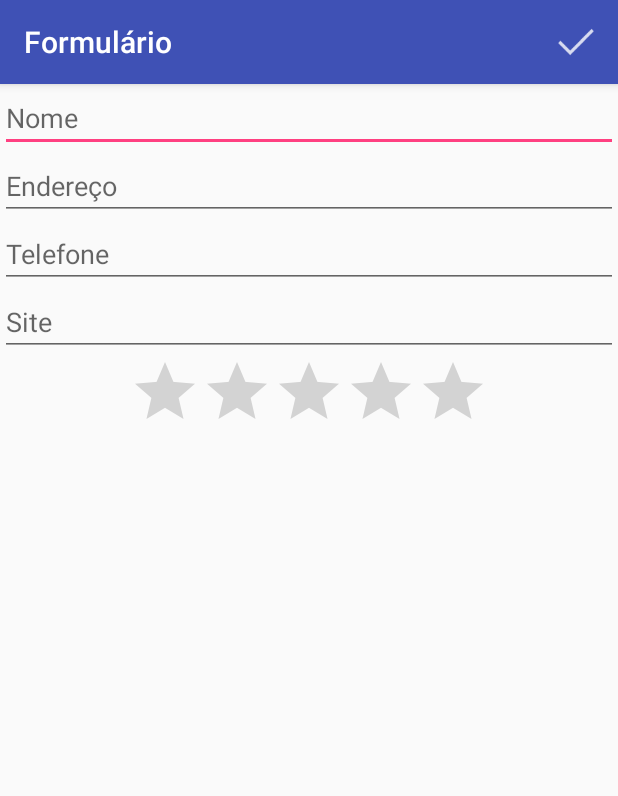
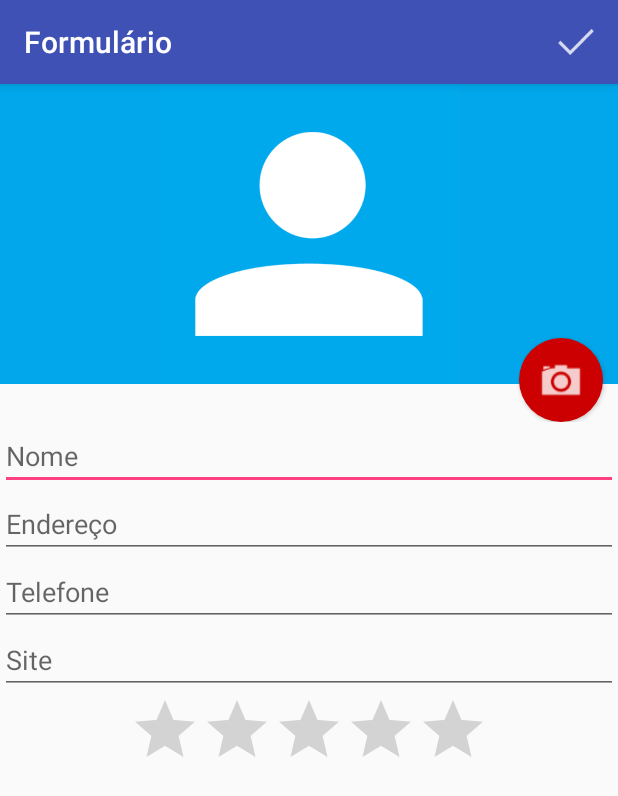
Before and after one commit to DaanMoura/project-agenda, an Android app: the FormularioActivity screen opened directly, with no data from a screen before it, on a phone screen of 412 x 824 dp. Shown: the top 796 px of the screen. Run offline under Robolectric (Android 15) with nearby library versions, the phone set to English and light mode, and no system bars.

Commit message:
new options on context menu and camera button on form activity

```diff
--- a/app/src/main/AndroidManifest.xml
+++ b/app/src/main/AndroidManifest.xml
@@ -1,6 +1,8 @@
 <?xml version="1.0" encoding="utf-8"?>
 <manifest xmlns:android="http://schemas.android.com/apk/res/android"
     package="com.alura.daniel.agenda">
+
+    <uses-permission android:name="android.permission.CALL_PHONE"/>
 
     <application
         android:allowBackup="true"
--- /dev/null
+++ b/app/src/main/res/drawable/fundo_camera.xml
@@ -0,0 +1,15 @@
+<?xml version="1.0" encoding="utf-8"?>
+<layer-list xmlns:android="http://schemas.android.com/apk/res/android">
+    <item>
+        <shape android:shape="oval">
+            <solid android:color="#c00"/>
+            <padding android:bottom="10dp"
+                android:right="10dp"
+                android:left="10dp"
+                android:top="10dp"/>
+        </shape>
+
+    </item>
+
+    <item android:drawable="@drawable/ic_camera"/>
+</layer-list>
--- a/app/src/main/res/layout/activity_formulario.xml
+++ b/app/src/main/res/layout/activity_formulario.xml
@@ -7,6 +7,26 @@
         android:layout_width="match_parent"
         android:layout_height="match_parent"
         android:orientation="vertical">
+
+        <RelativeLayout
+            android:layout_width="match_parent"
+            android:layout_height="225dp">
+            <ImageView
+                android:id="@+id/formulario_foto"
+                android:layout_width="match_parent"
+                android:layout_height="200dp"
+                android:src="@drawable/person"
+                android:background="#01a7ea"/>
+            <Button
+                android:id="@+id/botao_foto"
+                android:layout_width="56dp"
+                android:layout_height="56dp"
+                android:background="@drawable/fundo_camera"
+                android:layout_alignParentRight="true"
+                android:layout_alignParentBottom="true"
+                android:layout_marginRight="10dp"
+                android:elevation="10dp" />
+        </RelativeLayout>
 
         <EditText
             android:hint="Nome"
@@ -20,7 +40,7 @@
             android:id="@+id/formulario_endereco"/>
         <EditText
             android:hint="Telefone"
-            android:phoneNumber="true"
+            android:inputType="phone"
             android:layout_width="match_parent"
             android:layout_height="wrap_content"
             android:id="@+id/formulario_telefone"/>
```
Also changed, not shown: app/src/main/java/com/alura/daniel/agenda/FormularioActivity.java (+36 -0 lines), app/src/main/java/com/alura/daniel/agenda/ListaAlunosActivity.java (+47 -6 lines), 1 other file.
